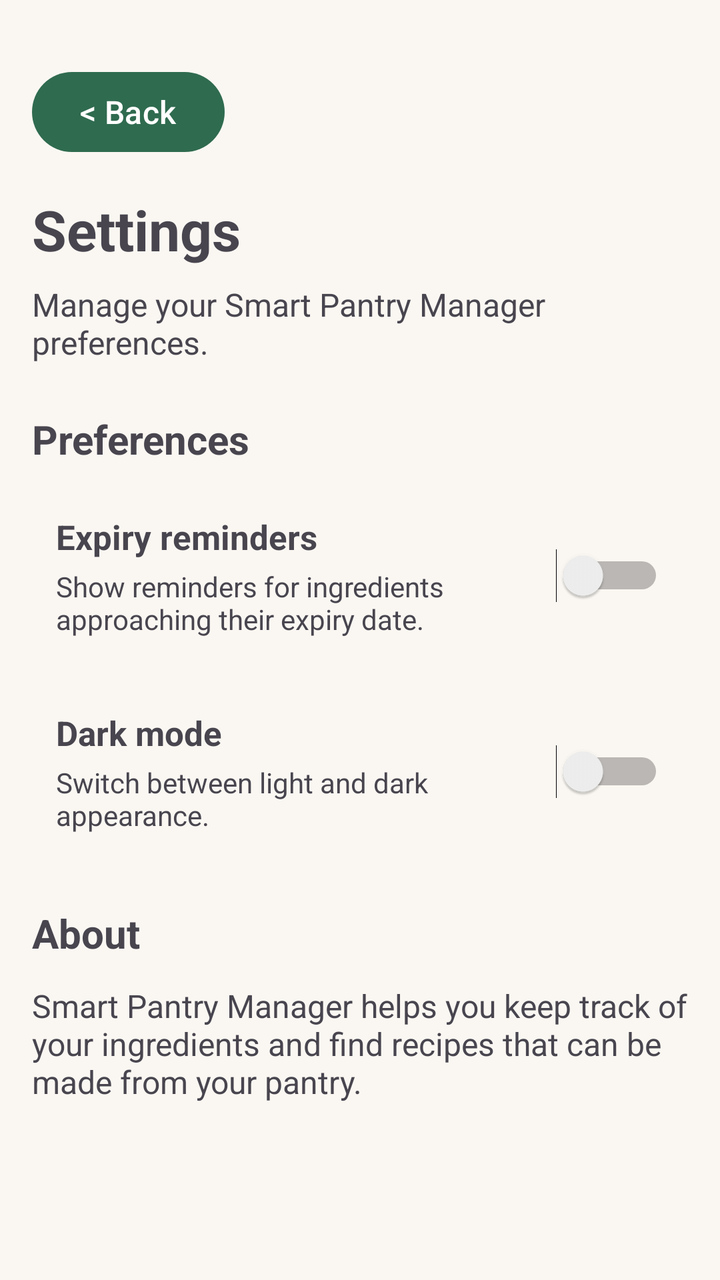
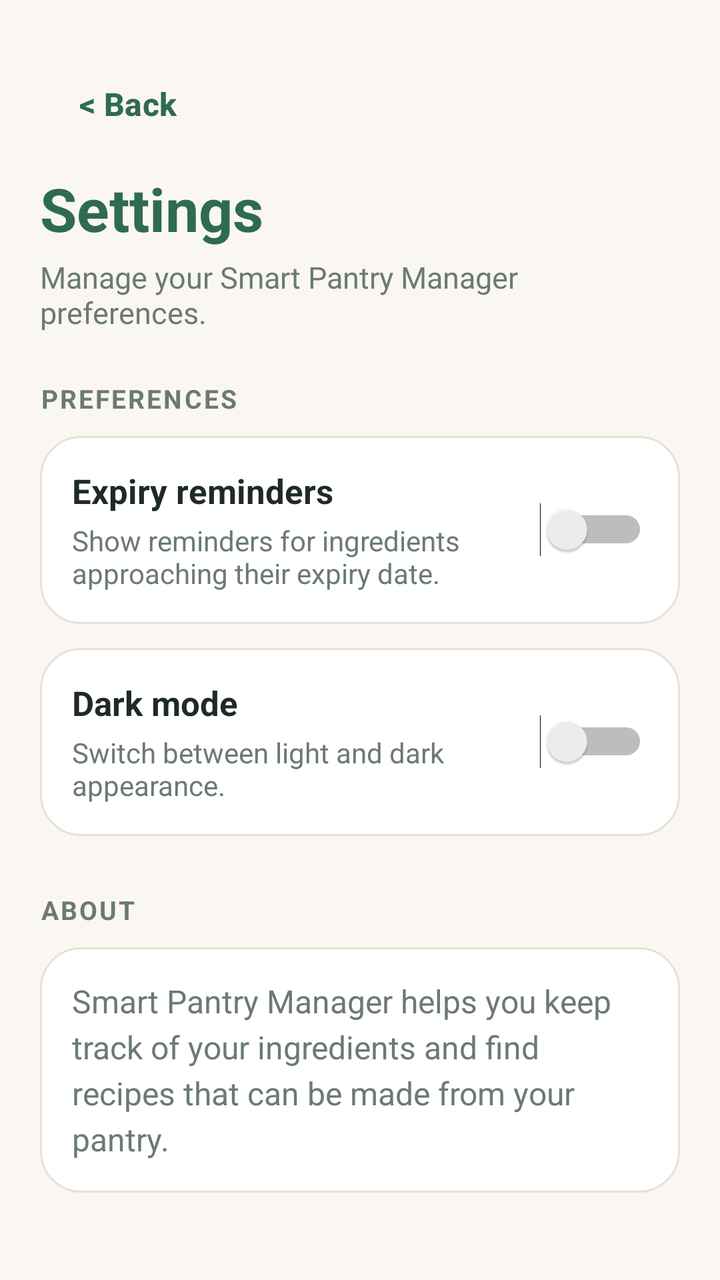

The first picture is an Android layout as it rendered before a commit; the second is the same layout after the commit. The layout source and the unified diff follow.
<!-- AndroidManifest.xml: application theme Theme.SmartPantryManager -->
<!-- res/layout/activity_settings.xml -->
<?xml version="1.0" encoding="utf-8"?>
<ScrollView xmlns:android="http://schemas.android.com/apk/res/android"
    android:layout_width="match_parent"
    android:layout_height="match_parent">

    <LinearLayout
        android:layout_width="match_parent"
        android:layout_height="wrap_content"
        android:orientation="vertical"
        android:padding="16dp">

        <Button
            android:id="@+id/btnBackFromSettings"
            android:layout_width="wrap_content"
            android:layout_height="wrap_content"
            android:text="&lt; Back"
            android:textSize="16sp"
            android:textAllCaps="false"
            android:minHeight="48dp"
            android:layout_marginTop="16dp"
            android:layout_marginBottom="16dp" />

        <TextView
            android:layout_width="match_parent"
            android:layout_height="wrap_content"
            android:text="Settings"
            android:textSize="28sp"
            android:textStyle="bold"
            android:paddingBottom="8dp" />

        <TextView
            android:layout_width="match_parent"
            android:layout_height="wrap_content"
            android:text="Manage your Smart Pantry Manager preferences."
            android:textSize="16sp"
            android:layout_marginBottom="24dp" />

        <TextView
            android:layout_width="match_parent"
            android:layout_height="wrap_content"
            android:text="Preferences"
            android:textSize="20sp"
            android:textStyle="bold"
            android:layout_marginBottom="12dp" />

        
        <LinearLayout
            android:layout_width="match_parent"
            android:layout_height="wrap_content"
            android:orientation="horizontal"
            android:gravity="center_vertical"
            android:padding="12dp"
            android:layout_marginBottom="12dp">

            <LinearLayout
                android:layout_width="0dp"
                android:layout_height="wrap_content"
                android:layout_weight="1"
                android:orientation="vertical">

                <TextView
                    android:layout_width="match_parent"
                    android:layout_height="wrap_content"
                    android:text="Expiry reminders"
                    android:textSize="17sp"
                    android:textStyle="bold" />

                <TextView
                    android:layout_width="match_parent"
                    android:layout_height="wrap_content"
                    android:text="Show reminders for ingredients approaching their expiry date."
                    android:textSize="14sp"
                    android:layout_marginTop="4dp" />

            </LinearLayout>

            <Switch
                android:id="@+id/switchExpiryReminders"
                android:layout_width="wrap_content"
                android:layout_height="wrap_content"
                android:textSize="14sp" />

        </LinearLayout>

        
        <LinearLayout
            android:layout_width="match_parent"
            android:layout_height="wrap_content"
            android:orientation="horizontal"
            android:gravity="center_vertical"
            android:padding="12dp"
            android:layout_marginBottom="24dp">

            <LinearLayout
                android:layout_width="0dp"
                android:layout_height="wrap_content"
                android:layout_weight="1"
                android:orientation="vertical">

                <TextView
                    android:layout_width="match_parent"
                    android:layout_height="wrap_content"
                    android:text="Dark mode"
                    android:textSize="17sp"
                    android:textStyle="bold" />

                <TextView
                    android:layout_width="match_parent"
                    android:layout_height="wrap_content"
                    android:text="Switch between light and dark appearance."
                    android:textSize="14sp"
                    android:layout_marginTop="4dp" />

            </LinearLayout>

            <Switch
                android:id="@+id/switchDarkMode"
                android:layout_width="wrap_content"
                android:layout_height="wrap_content"
                android:textSize="14sp" />

        </LinearLayout>

        
        <TextView
            android:layout_width="match_parent"
            android:layout_height="wrap_content"
            android:text="About"
            android:textSize="20sp"
            android:textStyle="bold"
            android:layout_marginBottom="12dp" />

        <TextView
            android:layout_width="match_parent"
            android:layout_height="wrap_content"
            android:text="Smart Pantry Manager helps you keep track of your ingredients and find recipes that can be made from your pantry."
            android:textSize="16sp" />

    </LinearLayout>

</ScrollView>
<!-- resources referenced by this layout -->
<resources>
  <style name="Theme.SmartPantryManager" parent="Base.Theme.SmartPantryManager" />
  <style name="Base.Theme.SmartPantryManager" parent="Theme.Material3.DayNight.NoActionBar">
          <item name="android:windowBackground">@color/app_background</item>
          <item name="android:statusBarColor">@color/app_background</item>
          <item name="colorPrimary">@color/app_primary</item>
          <item name="colorAccent">@color/app_primary</item>
          <item name="colorControlActivated">@color/app_primary</item>
          <item name="android:colorControlActivated">@color/app_primary</item>
      </style>
  <color name="app_background">#FAF7F2</color>
  <color name="app_primary">#2F6B4F</color>
</resources>

<!-- the commit's change to res/layout/activity_settings.xml (unified diff, before → after) -->
@@ -1,47 +1,57 @@
 <?xml version="1.0" encoding="utf-8"?>
 <ScrollView xmlns:android="http://schemas.android.com/apk/res/android"
+    xmlns:app="http://schemas.android.com/apk/res-auto"
     android:layout_width="match_parent"
-    android:layout_height="match_parent">
+    android:layout_height="match_parent"
+    android:background="@color/app_background">
 
     <LinearLayout
         android:layout_width="match_parent"
         android:layout_height="wrap_content"
         android:orientation="vertical"
-        android:padding="16dp">
+        android:padding="20dp">
 
         <Button
             android:id="@+id/btnBackFromSettings"
+            style="@style/Widget.Material3.Button.TextButton"
             android:layout_width="wrap_content"
             android:layout_height="wrap_content"
             android:text="&lt; Back"
             android:textSize="16sp"
+            android:textStyle="bold"
+            android:textColor="@color/app_primary"
             android:textAllCaps="false"
             android:minHeight="48dp"
-            android:layout_marginTop="16dp"
-            android:layout_marginBottom="16dp" />
+            android:layout_marginTop="8dp"
+            android:layout_marginBottom="8dp" />
 
         <TextView
             android:layout_width="match_parent"
             android:layout_height="wrap_content"
             android:text="Settings"
-            android:textSize="28sp"
+            android:textSize="30sp"
             android:textStyle="bold"
-            android:paddingBottom="8dp" />
+            android:textColor="@color/app_primary"
+            android:paddingBottom="4dp" />
 
         <TextView
             android:layout_width="match_parent"
             android:layout_height="wrap_content"
             android:text="Manage your Smart Pantry Manager preferences."
-            android:textSize="16sp"
+            android:textSize="15sp"
+            android:textColor="@color/app_secondary_text"
             android:layout_marginBottom="24dp" />
 
         <TextView
             android:layout_width="match_parent"
             android:layout_height="wrap_content"
             android:text="Preferences"
-            android:textSize="20sp"
+            android:textSize="13sp"
             android:textStyle="bold"
-            android:layout_marginBottom="12dp" />
+            android:textAllCaps="true"
+            android:letterSpacing="0.08"
+            android:textColor="@color/app_secondary_text"
+            android:layout_marginBottom="10dp" />
 
         
         <LinearLayout
@@ -49,7 +59,8 @@
             android:layout_height="wrap_content"
             android:orientation="horizontal"
             android:gravity="center_vertical"
-            android:padding="12dp"
+            android:padding="16dp"
+            android:background="@drawable/recipe_background"
             android:layout_marginBottom="12dp">
 
             <LinearLayout
@@ -63,13 +74,15 @@
                     android:layout_height="wrap_content"
                     android:text="Expiry reminders"
                     android:textSize="17sp"
-                    android:textStyle="bold" />
+                    android:textStyle="bold"
+                    android:textColor="@color/app_text" />
 
                 <TextView
                     android:layout_width="match_parent"
                     android:layout_height="wrap_content"
                     android:text="Show reminders for ingredients approaching their expiry date."
                     android:textSize="14sp"
+                    android:textColor="@color/app_secondary_text"
                     android:layout_marginTop="4dp" />
 
             </LinearLayout>
@@ -78,6 +91,7 @@
                 android:id="@+id/switchExpiryReminders"
                 android:layout_width="wrap_content"
                 android:layout_height="wrap_content"
+                android:layout_marginStart="12dp"
                 android:textSize="14sp" />
 
         </LinearLayout>
@@ -88,8 +102,9 @@
             android:layout_height="wrap_content"
             android:orientation="horizontal"
             android:gravity="center_vertical"
-            android:padding="12dp"
-            android:layout_marginBottom="24dp">
+            android:padding="16dp"
+            android:background="@drawable/recipe_background"
+            android:layout_marginBottom="28dp">
 
             <LinearLayout
                 android:layout_width="0dp"
@@ -102,13 +117,15 @@
                     android:layout_height="wrap_content"
                     android:text="Dark mode"
                     android:textSize="17sp"
-                    android:textStyle="bold" />
+                    android:textStyle="bold"
+                    android:textColor="@color/app_text" />
 
                 <TextView
                     android:layout_width="match_parent"
                     android:layout_height="wrap_content"
                     android:text="Switch between light and dark appearance."
                     android:textSize="14sp"
+                    android:textColor="@color/app_secondary_text"
                     android:layout_marginTop="4dp" />
 
             </LinearLayout>
@@ -117,6 +134,7 @@
                 android:id="@+id/switchDarkMode"
                 android:layout_width="wrap_content"
                 android:layout_height="wrap_content"
+                android:layout_marginStart="12dp"
                 android:textSize="14sp" />
 
         </LinearLayout>
@@ -126,15 +144,22 @@
             android:layout_width="match_parent"
             android:layout_height="wrap_content"
             android:text="About"
-            android:textSize="20sp"
+            android:textSize="13sp"
             android:textStyle="bold"
-            android:layout_marginBottom="12dp" />
+            android:textAllCaps="true"
+            android:letterSpacing="0.08"
+            android:textColor="@color/app_secondary_text"
+            android:layout_marginBottom="10dp" />
 
         <TextView
             android:layout_width="match_parent"
             android:layout_height="wrap_content"
             android:text="Smart Pantry Manager helps you keep track of your ingredients and find recipes that can be made from your pantry."
-            android:textSize="16sp" />
+            android:textSize="16sp"
+            android:lineSpacingExtra="4dp"
+            android:textColor="@color/app_secondary_text"
+            android:padding="16dp"
+            android:background="@drawable/recipe_background" />
 
     </LinearLayout>
 
<!-- resource entries referenced after the edit -->
@@ -1,6 +1,8 @@
 <!-- resources referenced by this layout -->
 <resources>
   <style name="Theme.SmartPantryManager" parent="Base.Theme.SmartPantryManager" />
+  <color name="app_surface">#FFFFFF</color>
+  <color name="app_stroke">#E6E1D8</color>
   <style name="Base.Theme.SmartPantryManager" parent="Theme.Material3.DayNight.NoActionBar">
           <item name="android:windowBackground">@color/app_background</item>
           <item name="android:statusBarColor">@color/app_background</item>
@@ -11,5 +13,15 @@
       </style>
   <color name="app_background">#FAF7F2</color>
   <color name="app_primary">#2F6B4F</color>
+  <color name="app_secondary_text">#6B7A72</color>
+  <color name="app_text">#1F2A24</color>
+  <!-- drawable recipe_background (drawable) -->
+  <?xml version="1.0" encoding="utf-8"?>
+  <shape xmlns:android="http://schemas.android.com/apk/res/android"
+      android:shape="rectangle">
+      <solid android:color="@color/app_surface" />
+      <stroke android:width="1dp" android:color="@color/app_stroke" />
+      <corners android:radius="20dp" />
+  </shape>
 </resources>
 
